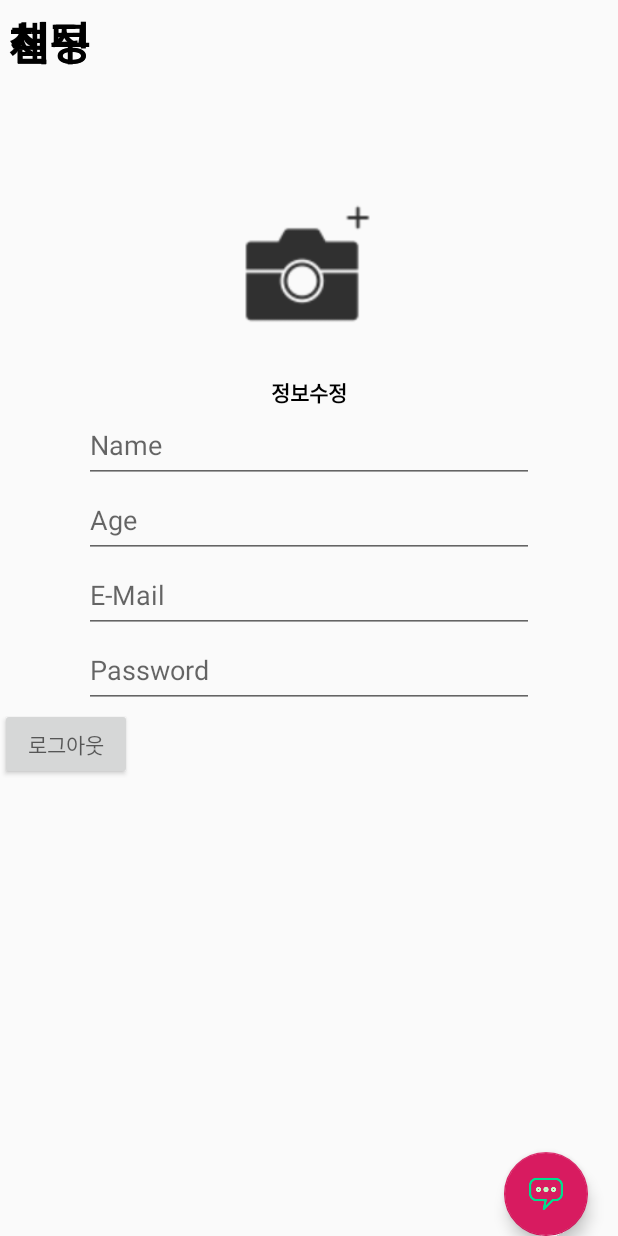
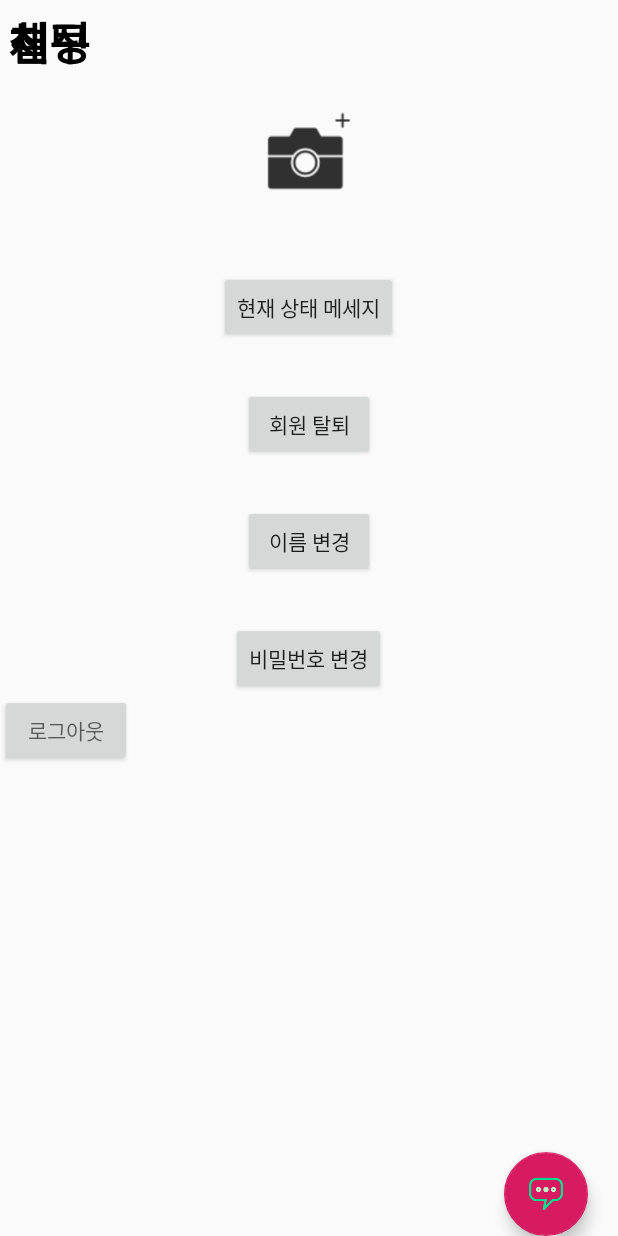
Before and after one commit to Haean/Haean, an Android app: the screen it shows after launch once a user with an empty profile is signed in (friend_list), on a phone screen of 412 x 824 dp. Run offline under Robolectric (Android 15) with nearby library versions, the light colour scheme and no system bars; our stand-ins replace Firebase (no records; nobody signed in at launch, a user with empty details on screens opened directly); pictures from the network do not load.

Commit message:
10.07,after

```diff
--- /dev/null
+++ b/myapplication66/app/src/main/java/com/example/myapplication66/fragment/AccountFragment.java
@@ -0,0 +1,64 @@
+package com.example.myapplication66.fragment;
+
+import android.app.AlertDialog;
+import android.app.Fragment;
+import android.content.Context;
+import android.content.DialogInterface;
+import android.os.Bundle;
+import android.view.LayoutInflater;
+import android.view.View;
+import android.view.ViewGroup;
+import android.widget.Button;
+import android.widget.EditText;
+
+import androidx.annotation.NonNull;
+import androidx.annotation.Nullable;
+
+import com.example.myapplication66.R;
+import com.google.firebase.auth.FirebaseAuth;
+import com.google.firebase.database.FirebaseDatabase;
+
+import java.util.HashMap;
+import java.util.Map;
+
+public class AccountFragment extends Fragment {
+    @Nullable
+    @Override
+    public View onCreateView(@NonNull LayoutInflater inflater, @Nullable ViewGroup container, @Nullable Bundle savedInstanceState) {
+        View view = inflater.inflate(R.layout.fragment_account, container, false);
+
+        Button button = (Button)view.findViewById(R.id.accountFragment_button_comment);
+        button.setOnClickListener(new View.OnClickListener() {
+            @Override
+            public void onClick(View view) {
+                showDialog(view.getContext());
+            }
+        });
+
+        return view;
+    }
+    void showDialog(Context context){
+
+        AlertDialog.Builder builder = new AlertDialog.Builder(context);
+
+        LayoutInflater layoutInflater = getActivity().getLayoutInflater();
+        View view = layoutInflater.inflate(R.layout.item_account,null);
+        final EditText editText = (EditText) view.findViewById(R.id.commentDialog_edittext);
+        builder.setView(view).setPositiveButton("확인", new DialogInterface.OnClickListener() {
+            @Override
+            public void onClick(DialogInterface dialogInterface, int i) {
+
+                Map<String,Object> stringObjectMap = new HashMap<>();
+                String uid = FirebaseAuth.getInstance().getCurrentUser().getUid();
+                stringObjectMap.put("comment",editText.getText().toString());
+                FirebaseDatabase.getInstance().getReference().child("users").child(uid).updateChildren(stringObjectMap);
+            }
+        }).setNegativeButton("취소", new DialogInterface.OnClickListener() {
+            @Override
+            public void onClick(DialogInterface dialogInterface, int i) {
+
+            }
+        });
+        builder.show();
+    }
+}
--- a/myapplication66/app/src/main/java/com/example/myapplication66/fragment/PeopleFragment.java
+++ b/myapplication66/app/src/main/java/com/example/myapplication66/fragment/PeopleFragment.java
@@ -66,7 +66,6 @@ public class PeopleFragment extends Fragment {
                 public void onDataChange(@NonNull DataSnapshot dataSnapshot) { //친구목록 불러오기
                     userModels.clear();
                     for(DataSnapshot snapshot :dataSnapshot.getChildren()){
-
                         UserModel userModel = snapshot.getValue(UserModel.class);
                         if (userModel.uid.equals(myUid)|| userModel.uid.equals("chatbot")){
                             continue;
--- a/myapplication66/app/src/main/java/com/example/myapplication66/friend_list.java
+++ b/myapplication66/app/src/main/java/com/example/myapplication66/friend_list.java
@@ -8,6 +8,7 @@ import android.view.View;
 import android.widget.Button;
 import android.widget.TabHost;
 
+import com.example.myapplication66.fragment.AccountFragment;
 import com.example.myapplication66.fragment.ChatFragment;
 import com.example.myapplication66.fragment.PeopleFragment;
 import com.google.firebase.auth.FirebaseAuth;
@@ -57,5 +58,6 @@ public class friend_list extends AppCompatActivity {
 
         getFragmentManager().beginTransaction().replace(R.id.friend_list_frame,new PeopleFragment()).commit();
         getFragmentManager().beginTransaction().replace(R.id.chat_list_frame,new ChatFragment()).commit();
+        getFragmentManager().beginTransaction().replace(R.id.setUp_frame,new AccountFragment()).commit();
     }
 }
--- a/myapplication66/app/src/main/res/layout/activity_friend_list.xml
+++ b/myapplication66/app/src/main/res/layout/activity_friend_list.xml
@@ -110,65 +110,6 @@
                         android:layout_width="match_parent"
                         android:layout_height="match_parent"
                         android:gravity="center"/>
-                    <ImageView
-                        android:src="@drawable/add_photo"
-                        android:id="@+id/Change_imageview_profile"
-                        android:layout_width="150dp"
-                        android:layout_height="150dp"
-                        android:layout_marginLeft="130dp"
-                        android:layout_marginTop="50dp"/>
-                    <TextView
-                        android:layout_width="wrap_content"
-                        android:layout_height="wrap_content"
-                        android:text="정보수정"
-                        android:textStyle="bold"
-                        android:textColor="#000000"
-                        android:layout_gravity="center"/>
-                    <LinearLayout
-                        android:layout_width="match_parent"
-                        android:layout_height="50dp"
-                        android:gravity="center">
-                        <EditText
-                            android:id="@+id/change_name"
-                            android:layout_width="300dp"
-                            android:hint="Name"
-                            android:layout_height="match_parent" />
-                    </LinearLayout>
-                    <LinearLayout
-                        android:layout_width="match_parent"
-                        android:layout_height="50dp"
-                        android:gravity="center">
-                        <EditText
-                            android:id="@+id/change_age"
-                            android:layout_width="300dp"
-                            android:layout_height="match_parent"
-                            android:hint="Age"
-                            android:inputType="number"/>
-                    </LinearLayout>
-                    <LinearLayout
-                        android:layout_width="match_parent"
-                        android:layout_height="50dp"
-                        android:gravity="center">
-                        <EditText
-                            android:id="@+id/change_email"
-                            android:hint="E-Mail"
-                            android:layout_width="300dp"
-                            android:layout_height="match_parent"/>
-                    </LinearLayout>
-                    <LinearLayout
-                        android:layout_width="match_parent"
-                        android:layout_height="50dp"
-                        android:gravity="center">
-                        <EditText
-                            android:id="@+id/change_password"
-                            android:layout_width="300dp"
-                            android:layout_height="match_parent"
-                            android:hint="Password"
-                            android:inputType="textPassword"/>
-                    </LinearLayout>
-                    <LinearLayout
-                        android:layout_width="match_parent"
-                        android:layout_height="wrap_content">
                     <Button
                         android:id="@+id/signOut"
                         android:layout_width="wrap_content"
@@ -176,7 +117,6 @@
                         android:gravity="center"
                         android:hint="로그아웃"
                         />
-                    </LinearLayout>
                 </LinearLayout>
             </FrameLayout>
         </LinearLayout>
--- /dev/null
+++ b/myapplication66/app/src/main/res/layout/fragment_account.xml
@@ -0,0 +1,45 @@
+<?xml version="1.0" encoding="utf-8"?>
+<LinearLayout xmlns:android="http://schemas.android.com/apk/res/android"
+    android:orientation="vertical" android:layout_width="match_parent"
+    android:layout_height="match_parent"
+    android:gravity="center">
+
+
+    <ImageView
+        android:id="@+id/SignupActivity_imageview_profile"
+        android:layout_width="100dp"
+        android:layout_height="100dp"
+        android:src="@drawable/add_photo" />
+
+    <Button
+        android:id="@+id/accountFragment_button_comment"
+        android:layout_width="wrap_content"
+        android:layout_height="wrap_content"
+        android:text="현재 상태 메세지"
+        android:layout_marginTop="30dp"/>
+
+
+    <Button
+        android:id="@+id/accountFragment_button_signout"
+        android:layout_width="wrap_content"
+        android:layout_height="wrap_content"
+        android:text="회원 탈퇴"
+        android:layout_marginTop="30dp"/>
+
+    <Button
+        android:id="@+id/accountFragment_button_modifyNAME"
+        android:layout_width="wrap_content"
+        android:layout_height="wrap_content"
+        android:text="이름 변경"
+        android:layout_marginTop="30dp"/>
+
+    <Button
+        android:id="@+id/accountFragment_button_modifyPW"
+        android:layout_width="wrap_content"
+        android:layout_height="wrap_content"
+        android:text="비밀번호 변경"
+        android:layout_marginTop="30dp"/>
+
+
+
+</LinearLayout>
--- /dev/null
+++ b/myapplication66/app/src/main/res/layout/item_account.xml
@@ -0,0 +1,20 @@
+<?xml version="1.0" encoding="utf-8"?>
+<LinearLayout xmlns:android="http://schemas.android.com/apk/res/android"
+    android:orientation="vertical" android:layout_width="match_parent"
+    android:layout_height="wrap_content">
+
+    <ImageView
+        android:src="@drawable/chat"
+        android:background="#FFFFBB33"
+        android:layout_width="match_parent"
+        android:layout_height="64dp"/>
+    <EditText
+        android:id="@+id/commentDialog_edittext"
+        android:hint="상태 메세지를 입력하세요."
+        android:layout_margin="4dp"
+        android:layout_width="match_parent"
+        android:layout_height="wrap_content"/>
+
+
+
+</LinearLayout>
```
Also changed, not shown: myapplication66/app/src/main/java/com/example/myapplication66/SignupActivity.java (indentation only), 4 other files.
